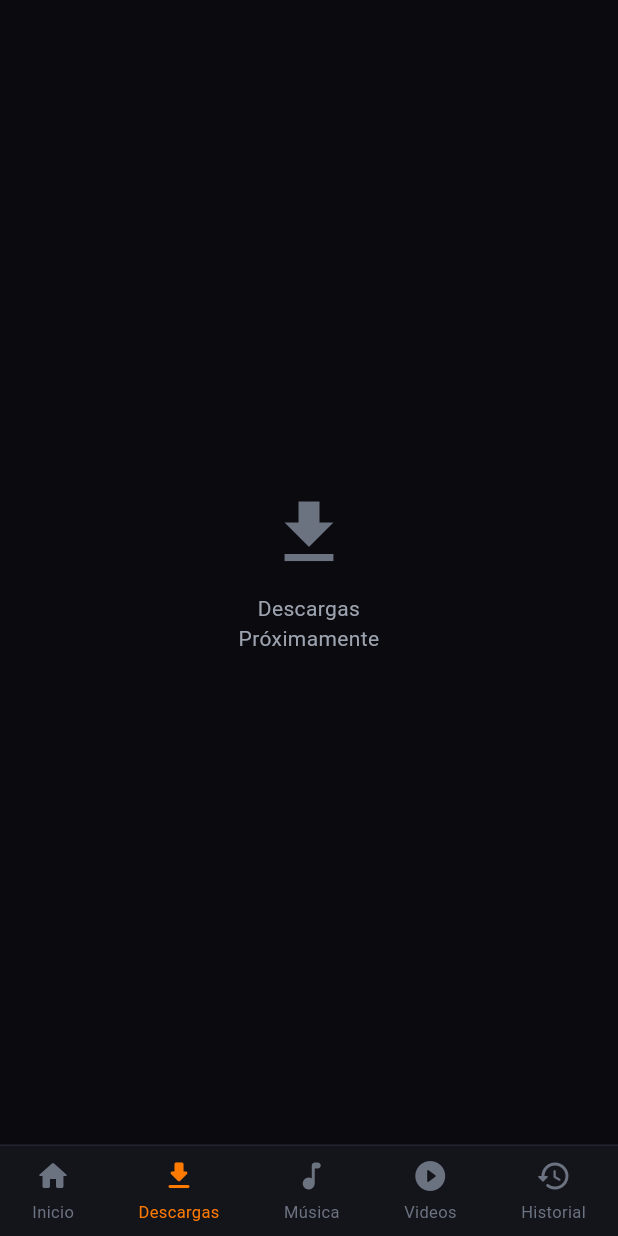
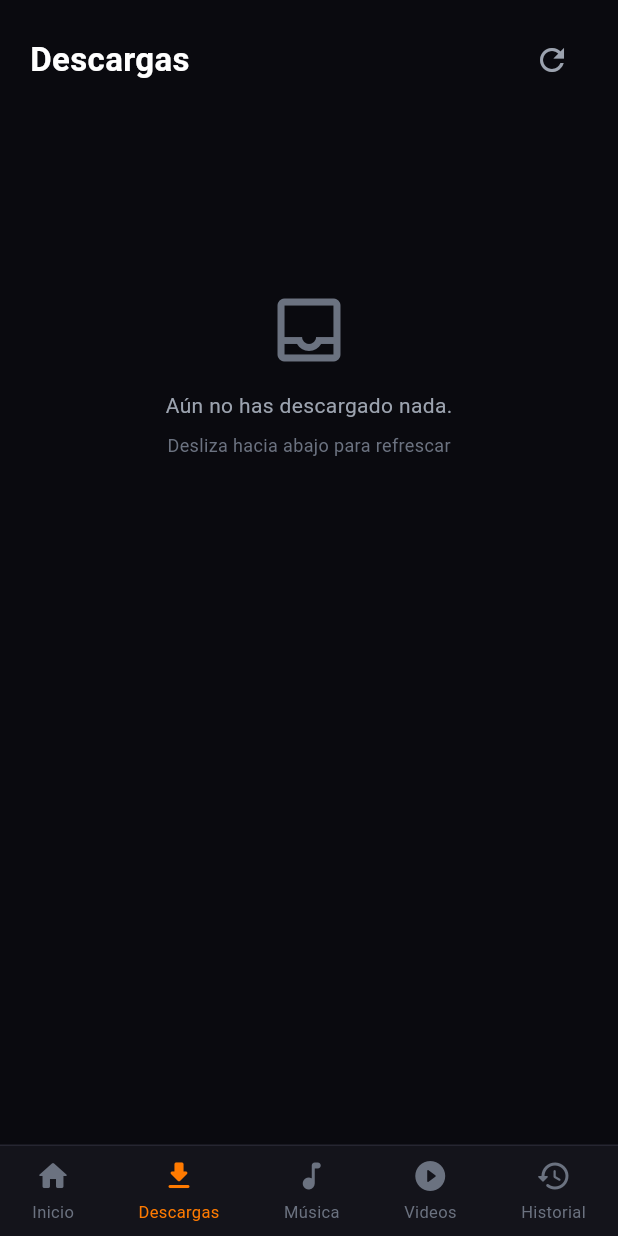
Before and after one commit to angelanda023-prog/WiwyDownloader, a Flutter app: the screen it shows after launch, item 2 of the bottom bar chosen, on a phone screen of 412 x 824 dp. Run offline on Flutter 3.47's test engine with Material 3 defaults, Android fonts, the phone set to English and light mode, and no system bars; our stand-ins replace open_filex, package_info_plus, permission_handler; network calls fail.

Commit message:
Pestañas reales: Descargas/Música/Videos/Historial leen archivos del disco
- DownloadsStore lee la carpeta de descargas (path_provider + dart:io)
- Lista con abrir (open_filex) y borrar; pull-to-refresh
- Home 'Descargas recientes' ahora muestra archivos reales (sin datos de ejemplo)
- Verificado en Pixel: muestra el video descargado

Co-Authored-By: Claude Opus 4.8 <noreply@anthropic.com>

```diff
--- /dev/null
+++ b/lib/downloads_store.dart
@@ -0,0 +1,97 @@
+import 'dart:io';
+import 'package:path_provider/path_provider.dart';
+
+/// Un archivo descargado en el disco.
+class DownloadItem {
+  final File file;
+  final String name;
+  final int sizeBytes;
+  final DateTime modified;
+
+  DownloadItem({
+    required this.file,
+    required this.name,
+    required this.sizeBytes,
+    required this.modified,
+  });
+
+  static const _audioExt = {'mp3', 'm4a', 'aac', 'ogg', 'opus', 'wav', 'flac'};
+
+  String get ext {
+    final i = name.lastIndexOf('.');
+    return i == -1 ? '' : name.substring(i + 1).toLowerCase();
+  }
+
+  bool get isAudio => _audioExt.contains(ext);
+  bool get isVideo => !isAudio;
+
+  String get formatLabel => ext.toUpperCase();
+
+  String get sizeLabel {
+    if (sizeBytes >= 1024 * 1024 * 1024) {
+      return '${(sizeBytes / (1024 * 1024 * 1024)).toStringAsFixed(1)} GB';
+    }
+    if (sizeBytes >= 1024 * 1024) {
+      return '${(sizeBytes / (1024 * 1024)).toStringAsFixed(1)} MB';
+    }
+    if (sizeBytes >= 1024) return '${(sizeBytes / 1024).toStringAsFixed(0)} KB';
+    return '$sizeBytes B';
+  }
+
+  String get timeAgo {
+    final d = DateTime.now().difference(modified);
+    if (d.inMinutes < 1) return 'Ahora';
+    if (d.inMinutes < 60) return 'Hace ${d.inMinutes} min';
+    if (d.inHours < 24) {
+      return 'Hace ${d.inHours} ${d.inHours == 1 ? "hora" : "horas"}';
+    }
+    return 'Hace ${d.inDays} ${d.inDays == 1 ? "día" : "días"}';
+  }
+
+  /// Nombre sin la extensión, para mostrar como título.
+  String get title {
+    final i = name.lastIndexOf('.');
+    return i == -1 ? name : name.substring(0, i);
+  }
+}
+
+/// Lee y gestiona los archivos de la carpeta de descargas de la app.
+class DownloadsStore {
+  /// Misma carpeta donde escribe el motor nativo:
+  /// `/sdcard/Android/data/<pkg>/files/Download`
+  static Future<Directory> downloadsDir() async {
+    final base = await getExternalStorageDirectory();
+    final dir = Directory('${base!.path}/Download');
+    if (!await dir.exists()) await dir.create(recursive: true);
+    return dir;
+  }
+
+  /// Lista los archivos descargados, del más reciente al más antiguo.
+  /// Ignora archivos temporales (.part, .ytdl).
+  static Future<List<DownloadItem>> list() async {
+    final dir = await downloadsDir();
+    final items = <DownloadItem>[];
+    for (final entity in dir.listSync()) {
+      if (entity is! File) continue;
+      final name = entity.uri.pathSegments.last;
+      if (name.endsWith('.part') ||
+          name.endsWith('.ytdl') ||
+          name.startsWith('.')) {
+        continue;
+      }
+      final stat = entity.statSync();
+      items.add(DownloadItem(
+        file: entity,
+        name: name,
+        sizeBytes: stat.size,
+        modified: stat.modified,
+      ));
+    }
+    items.sort((a, b) => b.modified.compareTo(a.modified));
+    return items;
+  }
+
+  static Future<void> delete(DownloadItem item) async {
+    if (await item.file.exists()) await item.file.delete();
+  }
+}
--- a/lib/home_screen.dart
+++ b/lib/home_screen.dart
@@ -1,11 +1,13 @@
 import 'dart:async';
 import 'package:flutter/material.dart';
 import 'package:flutter/services.dart';
+import 'package:open_filex/open_filex.dart';
 
 import 'app_colors.dart';
-import 'models.dart';
+import 'downloads_store.dart';
 import 'update_service.dart';
 import 'ytdlp_service.dart';
+import 'widgets/downloads_list.dart';
 import 'widgets/logo.dart';
 import 'widgets/site_icons.dart';
 
@@ -23,50 +25,36 @@ class _MainScaffoldState extends State<MainScaffold> {
 
   int _navIndex = 0;
 
-  // Descargas recientes. Se rellena al descargar. Los primeros son de ejemplo
-  // para reflejar el diseño; puedes borrarlos cuando quieras.
-  final List<RecentDownload> _recents = [
-    RecentDownload(
-      title: 'Viaje a la Montaña – Documental',
-      format: 'MP4',
-      quality: '1080p',
-      size: '85.6 MB',
-      date: DateTime.now().subtract(const Duration(minutes: 2)),
-      isAudio: false,
-    ),
-    RecentDownload(
-      title: 'Lo Mejor de 2024 – Mix',
-      format: 'MP3',
-      quality: '320kbps',
-      size: '12.4 MB',
-      date: DateTime.now().subtract(const Duration(minutes: 15)),
-      isAudio: true,
-    ),
-    RecentDownload(
-      title: 'Noche en la Ciudad – Timelapse',
-      format: 'MP4',
-      quality: '720p',
-      size: '45.3 MB',
-      date: DateTime.now().subtract(const Duration(hours: 1)),
-      isAudio: false,
-    ),
-    RecentDownload(
-      title: 'Chill Vibes – Música Relajante',
-      format: 'MP3',
-      quality: '320kbps',
-      size: '18.7 MB',
-      date: DateTime.now().subtract(const Duration(hours: 3)),
-      isAudio: true,
-    ),
-  ];
+  // Archivos realmente descargados (leídos de la carpeta de la app).
+  List<DownloadItem> _downloads = [];
 
   @override
   void initState() {
     super.initState();
     _initEngine();
+    _loadDownloads();
     _progressSub = YtdlpService.progressStream.listen((_) {});
     WidgetsBinding.instance
         .addPostFrameCallback((_) => _checkUpdates(silent: true));
+  }
+
+  Future<void> _loadDownloads() async {
+    try {
+      final items = await DownloadsStore.list();
+      if (mounted) setState(() => _downloads = items);
+    } catch (_) {}
+  }
+
+  Future<void> _deleteDownload(DownloadItem item) async {
+    await DownloadsStore.delete(item);
+    await _loadDownloads();
+  }
+
+  Future<void> _openFile(DownloadItem item) async {
+    final res = await OpenFilex.open(item.file.path);
+    if (res.type != ResultType.done && mounted) {
+      _snack('No se pudo abrir el archivo: ${res.message}');
+    }
   }
 
   Future<void> _initEngine() async {
@@ -274,13 +262,11 @@ class _MainScaffoldState extends State<MainScaffold> {
     final url = _urlController.text.trim();
     if (url.isEmpty) return;
 
-    // Datos para la tarjeta (mejor esfuerzo).
+    // Título para mostrar en el progreso (mejor esfuerzo).
     String title = url;
-    String? thumb;
     try {
       final info = await YtdlpService.getInfo(url);
       title = info.title.isNotEmpty ? info.title : url;
-      thumb = info.thumbnail.isNotEmpty ? info.thumbnail : null;
     } catch (_) {}
 
     final progress = ValueNotifier<double>(0);
@@ -341,20 +327,7 @@ class _MainScaffoldState extends State<MainScaffold> {
           mode: audio ? 'audio' : 'video', quality: quality);
       if (mounted) {
         Navigator.of(context).pop(); // cerrar progreso
-        setState(() {
-          _recents.insert(
-            0,
-            RecentDownload(
-              title: title,
-              format: audio ? 'MP3' : 'MP4',
-              quality: audio ? '${quality == "best" ? "máx" : quality}kbps' : '${quality}p',
-              size: '—',
-              date: DateTime.now(),
-              isAudio: audio,
-              thumbnail: thumb,
-            ),
-          );
-        });
+        await _loadDownloads(); // refrescar con el archivo real
         _snack('¡Descarga completada! 🎉');
       }
     } catch (e) {
@@ -472,10 +445,14 @@ class _MainScaffoldState extends State<MainScaffold> {
           index: _navIndex,
           children: [
             _buildHome(),
-            _placeholder('Descargas', Icons.download),
-            _placeholder('Música', Icons.music_note),
-            _placeholder('Videos', Icons.play_circle_outline),
-            _placeholder('Historial', Icons.history),
+            _buildTab('Descargas', DownloadFilter.all,
+                'Aún no has descargado nada.'),
+            _buildTab('Música', DownloadFilter.audio,
+                'No tienes música descargada.'),
+            _buildTab('Videos', DownloadFilter.video,
+                'No tienes videos descargados.'),
+            _buildTab('Historial', DownloadFilter.all,
+                'Tu historial está vacío.'),
           ],
         ),
       ),
@@ -483,18 +460,37 @@ class _MainScaffoldState extends State<MainScaffold> {
     );
   }
 
-  Widget _placeholder(String label, IconData icon) => Center(
-        child: Column(
-          mainAxisSize: MainAxisSize.min,
+  Widget _buildTab(String title, DownloadFilter filter, String emptyText) {
+    return Column(
       children: [
-            Icon(icon, size: 56, color: AppColors.textMuted),
-            const SizedBox(height: 12),
-            Text('$label\nPróximamente',
-                textAlign: TextAlign.center,
-                style: const TextStyle(color: AppColors.textSecondary)),
+        Padding(
+          padding: const EdgeInsets.fromLTRB(20, 16, 20, 8),
+          child: Row(
+            mainAxisAlignment: MainAxisAlignment.spaceBetween,
+            children: [
+              Text(title,
+                  style: const TextStyle(
+                      fontSize: 22, fontWeight: FontWeight.bold)),
+              IconButton(
+                tooltip: 'Refrescar',
+                icon: const Icon(Icons.refresh, color: AppColors.textSecondary),
+                onPressed: _loadDownloads,
+              ),
             ],
           ),
+        ),
+        Expanded(
+          child: DownloadsListView(
+            items: _downloads,
+            filter: filter,
+            emptyText: emptyText,
+            onRefresh: _loadDownloads,
+            onDelete: _deleteDownload,
+          ),
+        ),
+      ],
     );
+  }
 
   // --------------------------------------------------------------- HOME
   Widget _buildHome() {
@@ -688,7 +684,7 @@ class _MainScaffoldState extends State<MainScaffold> {
             ],
           ),
           const Divider(color: AppColors.border, height: 24),
-          if (_recents.isEmpty)
+          if (_downloads.isEmpty)
             const Padding(
               padding: EdgeInsets.symmetric(vertical: 24),
               child: Center(
@@ -697,10 +693,9 @@ class _MainScaffoldState extends State<MainScaffold> {
               ),
             )
           else
-            ...List.generate(
-              _recents.length,
-              (i) => _RecentTile(item: _recents[i]),
-            ),
+            ..._downloads
+                .take(4)
+                .map((item) => _RecentTile(item: item, onOpen: _openFile)),
         ],
       ),
     );
@@ -729,7 +724,10 @@ class _MainScaffoldState extends State<MainScaffold> {
             final selected = _navIndex == i;
             return GestureDetector(
               behavior: HitTestBehavior.opaque,
-              onTap: () => setState(() => _navIndex = i),
+              onTap: () {
+                setState(() => _navIndex = i);
+                if (i != 0) _loadDownloads();
+              },
               child: Column(
                 mainAxisSize: MainAxisSize.min,
                 children: [
@@ -985,34 +983,31 @@ class _FeatureCard extends StatelessWidget {
 }
 
 class _RecentTile extends StatelessWidget {
-  final RecentDownload item;
-  const _RecentTile({required this.item});
+  final DownloadItem item;
+  final void Function(DownloadItem) onOpen;
+  const _RecentTile({required this.item, required this.onOpen});
 
   @override
   Widget build(BuildContext context) {
-    return Padding(
+    return InkWell(
+      onTap: () => onOpen(item),
+      borderRadius: BorderRadius.circular(10),
+      child: Padding(
         padding: const EdgeInsets.symmetric(vertical: 8),
         child: Row(
           children: [
-          // Miniatura
-          ClipRRect(
-            borderRadius: BorderRadius.circular(10),
-            child: Container(
+            // Miniatura (gradiente según tipo)
+            Container(
               width: 56,
               height: 56,
               decoration: BoxDecoration(
                 gradient: item.isAudio
                     ? AppColors.pinkGradient
                     : AppColors.purpleGradient,
+                borderRadius: BorderRadius.circular(10),
               ),
-              child: item.thumbnail != null
-                  ? Image.network(item.thumbnail!,
-                      fit: BoxFit.cover,
-                      errorBuilder: (context, error, stack) => const Icon(
-                          Icons.play_arrow, color: Colors.white))
-                  : Icon(item.isAudio ? Icons.music_note : Icons.play_arrow,
+              child: Icon(item.isAudio ? Icons.music_note : Icons.play_arrow,
                   color: Colors.white),
-            ),
             ),
             const SizedBox(width: 12),
             Expanded(
@@ -1032,13 +1027,12 @@ class _RecentTile extends StatelessWidget {
                               ? Icons.music_note
                               : Icons.play_circle_outline,
                           size: 13,
-                        color: item.isAudio
-                            ? AppColors.pink
-                            : AppColors.purple),
+                          color:
+                              item.isAudio ? AppColors.pink : AppColors.purple),
                       const SizedBox(width: 4),
                       Flexible(
                         child: Text(
-                          '${item.format} • ${item.quality} • ${item.size}',
+                            '${item.formatLabel} • ${item.sizeLabel}',
                             maxLines: 1,
                             overflow: TextOverflow.ellipsis,
                             style: const TextStyle(
@@ -1055,14 +1049,8 @@ class _RecentTile extends StatelessWidget {
                     color: AppColors.textSecondary, fontSize: 11)),
             const SizedBox(width: 8),
             const Icon(Icons.check_circle, color: AppColors.green, size: 20),
-          IconButton(
-            padding: EdgeInsets.zero,
-            constraints: const BoxConstraints(),
-            icon: const Icon(Icons.more_vert,
-                color: AppColors.textMuted, size: 20),
-            onPressed: () {},
+          ],
         ),
-        ],
       ),
     );
   }
--- a/lib/models.dart
+++ /dev/null
@@ -1,31 +0,0 @@
-/// Una descarga completada, mostrada en "Descargas recientes".
-class RecentDownload {
-  final String title;
-  final String format; // MP4, MP3, …
-  final String quality; // 1080p, 320kbps, …
-  final String size; // "85.6 MB"
-  final DateTime date;
-  final bool isAudio;
-  final String? thumbnail; // URL o null
-
-  RecentDownload({
-    required this.title,
-    required this.format,
-    required this.quality,
-    required this.size,
-    required this.date,
-    required this.isAudio,
-    this.thumbnail,
-  });
-
-  /// Texto "Hace 2 min", "Hace 1 hora"…
-  String get timeAgo {
-    final d = DateTime.now().difference(date);
-    if (d.inMinutes < 1) return 'Ahora';
-    if (d.inMinutes < 60) return 'Hace ${d.inMinutes} min';
-    if (d.inHours < 24) {
-      return 'Hace ${d.inHours} ${d.inHours == 1 ? "hora" : "horas"}';
-    }
-    return 'Hace ${d.inDays} ${d.inDays == 1 ? "día" : "días"}';
-  }
-}
--- /dev/null
+++ b/lib/widgets/downloads_list.dart
@@ -0,0 +1,168 @@
+import 'package:flutter/material.dart';
+import 'package:open_filex/open_filex.dart';
+
+import '../app_colors.dart';
+import '../downloads_store.dart';
+
+/// Qué mostrar en la lista.
+enum DownloadFilter { all, audio, video }
+
+/// Lista de descargas con acciones (abrir, borrar). Se usa en las pestañas
+/// Descargas, Música, Videos e Historial.
+class DownloadsListView extends StatelessWidget {
+  final List<DownloadItem> items;
+  final DownloadFilter filter;
+  final String emptyText;
+  final Future<void> Function() onRefresh;
+  final void Function(DownloadItem) onDelete;
+
+  const DownloadsListView({
+    super.key,
+    required this.items,
+    required this.filter,
+    required this.emptyText,
+    required this.onRefresh,
+    required this.onDelete,
+  });
+
+  List<DownloadItem> get _filtered {
+    switch (filter) {
+      case DownloadFilter.audio:
+        return items.where((e) => e.isAudio).toList();
+      case DownloadFilter.video:
+        return items.where((e) => e.isVideo).toList();
+      case DownloadFilter.all:
+        return items;
+    }
+  }
+
+  @override
+  Widget build(BuildContext context) {
+    final list = _filtered;
+    return RefreshIndicator(
+      onRefresh: onRefresh,
+      color: AppColors.orange,
+      backgroundColor: AppColors.card,
+      child: list.isEmpty
+          ? ListView(
+              children: [
+                const SizedBox(height: 120),
+                Icon(Icons.inbox_outlined,
+                    size: 56, color: AppColors.textMuted),
+                const SizedBox(height: 12),
+                Center(
+                  child: Text(emptyText,
+                      style: const TextStyle(color: AppColors.textSecondary)),
+                ),
+                const SizedBox(height: 8),
+                const Center(
+                  child: Text('Desliza hacia abajo para refrescar',
+                      style:
+                          TextStyle(color: AppColors.textMuted, fontSize: 12)),
+                ),
+              ],
+            )
+          : ListView.separated(
+              padding: const EdgeInsets.all(16),
+              itemCount: list.length,
+              separatorBuilder: (context, i) =>
+                  const Divider(color: AppColors.border, height: 16),
+              itemBuilder: (context, i) =>
+                  _DownloadTile(item: list[i], onDelete: onDelete),
+            ),
+    );
+  }
+}
+
+class _DownloadTile extends StatelessWidget {
+  final DownloadItem item;
+  final void Function(DownloadItem) onDelete;
+  const _DownloadTile({required this.item, required this.onDelete});
+
+  Future<void> _open(BuildContext context) async {
+    final res = await OpenFilex.open(item.file.path);
+    if (res.type != ResultType.done && context.mounted) {
+      ScaffoldMessenger.of(context).showSnackBar(
+        SnackBar(content: Text('No se pudo abrir: ${res.message}')),
+      );
+    }
+  }
+
+  void _confirmDelete(BuildContext context) {
+    showDialog<void>(
+      context: context,
+      builder: (ctx) => AlertDialog(
+        backgroundColor: AppColors.card,
+        title: const Text('¿Borrar archivo?'),
+        content: Text(item.name),
+        actions: [
+          TextButton(
+            onPressed: () => Navigator.pop(ctx),
+            child: const Text('Cancelar'),
+          ),
+          FilledButton(
+            style: FilledButton.styleFrom(backgroundColor: Colors.red),
+            onPressed: () {
+              Navigator.pop(ctx);
+              onDelete(item);
+            },
+            child: const Text('Borrar'),
+          ),
+        ],
+      ),
+    );
+  }
+
+  @override
+  Widget build(BuildContext context) {
+    return InkWell(
+      onTap: () => _open(context),
+      borderRadius: BorderRadius.circular(12),
+      child: Padding(
+        padding: const EdgeInsets.symmetric(vertical: 6),
+        child: Row(
+          children: [
+            Container(
+              width: 52,
+              height: 52,
+              decoration: BoxDecoration(
+                gradient: item.isAudio
+                    ? AppColors.pinkGradient
+                    : AppColors.purpleGradient,
+                borderRadius: BorderRadius.circular(12),
+              ),
+              child: Icon(
+                item.isAudio ? Icons.music_note : Icons.play_arrow,
+                color: Colors.white,
+              ),
+            ),
+            const SizedBox(width: 12),
+            Expanded(
+              child: Column(
+                crossAxisAlignment: CrossAxisAlignment.start,
+                children: [
+                  Text(item.title,
+                      maxLines: 1,
+                      overflow: TextOverflow.ellipsis,
+                      style: const TextStyle(
+                          fontWeight: FontWeight.w600, fontSize: 14)),
+                  const SizedBox(height: 4),
+                  Text(
+                    '${item.formatLabel} • ${item.sizeLabel} • ${item.timeAgo}',
+                    style: const TextStyle(
+                        color: AppColors.textSecondary, fontSize: 12),
+                  ),
+                ],
+              ),
+            ),
+            IconButton(
+              icon: const Icon(Icons.delete_outline,
+                  color: AppColors.textMuted),
+              onPressed: () => _confirmDelete(context),
+            ),
+          ],
+        ),
+      ),
+    );
+  }
+}
```
Lines whose indentation alone changed are shown as unchanged.
